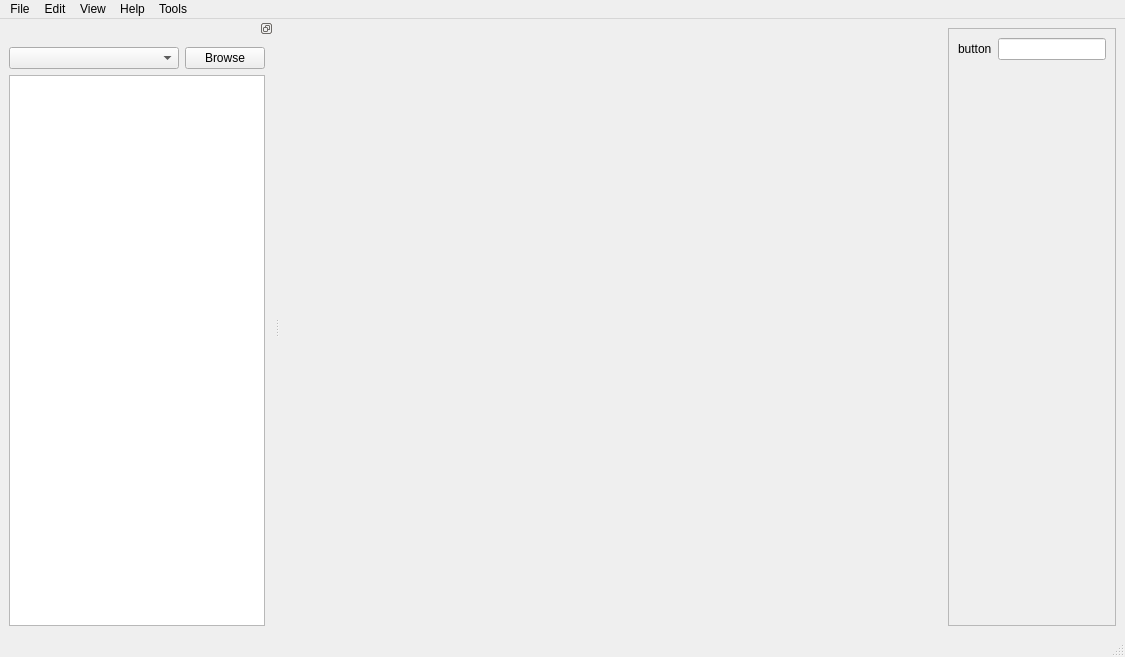
Above: scr/ui/PhysiCellGui.ui from Jhebertaz/PhysiCellGui before the change. Below: the same form after it.
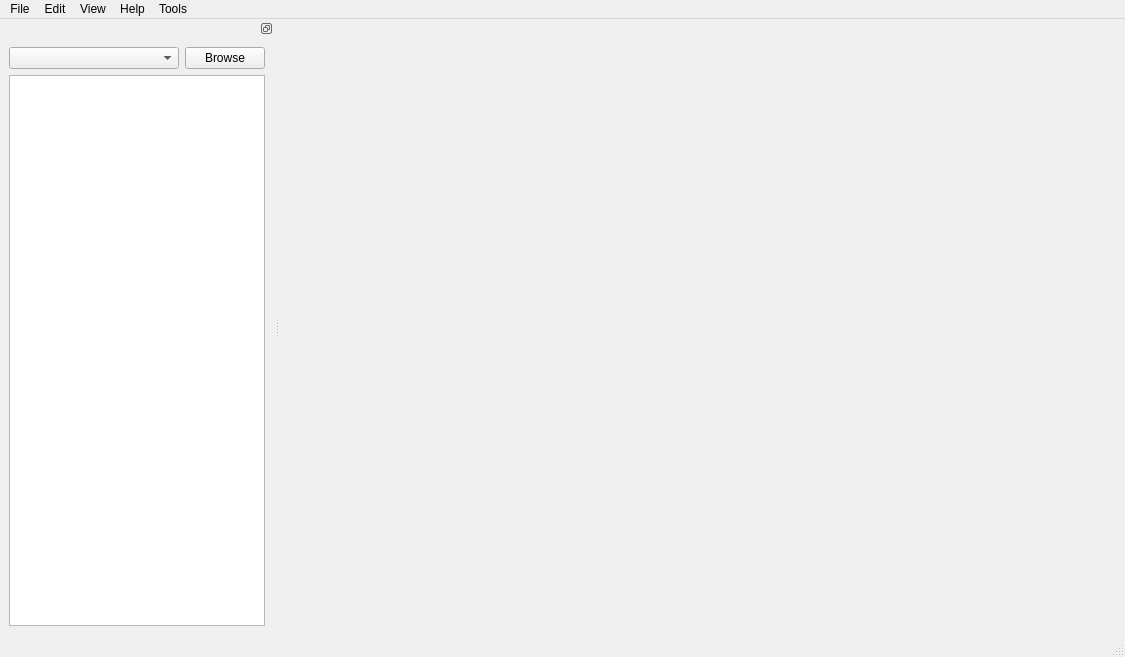
That is the form after the change.

What changed in the file:
```diff
--- a/scr/ui/PhysiCellGui.ui
+++ b/scr/ui/PhysiCellGui.ui
@@ -26,7 +26,7 @@
      <verstretch>0</verstretch>
     </sizepolicy>
    </property>
-   <layout class="QHBoxLayout" name="horizontalLayout_2" stretch="5,0">
+   <layout class="QHBoxLayout" name="horizontalLayout_2" stretch="5">
     <item>
      <widget class="QTabWidget" name="tabWidget">
       <property name="currentIndex">
@@ -43,39 +43,6 @@
       </property>
      </widget>
     </item>
-    <item>
-     <widget class="QScrollArea" name="scrollArea">
-      <property name="widgetResizable">
-       <bool>true</bool>
-      </property>
-      <widget class="QWidget" name="scrollAreaWidgetContents">
-       <property name="geometry">
-        <rect>
-         <x>0</x>
-         <y>0</y>
-         <width>197</width>
-         <height>591</height>
-        </rect>
-       </property>
-       <layout class="QHBoxLayout" name="horizontalLayout" stretch="0">
-        <item>
-         <layout class="QFormLayout" name="formLayout_2">
-          <item row="0" column="0">
-           <widget class="QLabel" name="buttonLabel">
-            <property name="text">
-             <string>button</string>
-            </property>
-           </widget>
-          </item>
-          <item row="0" column="1">
-           <widget class="QLineEdit" name="buttonLineEdit"/>
-          </item>
-         </layout>
-        </item>
-       </layout>
-      </widget>
-     </widget>
-    </item>
    </layout>
   </widget>
   <widget class="QMenuBar" name="menubar">
```
